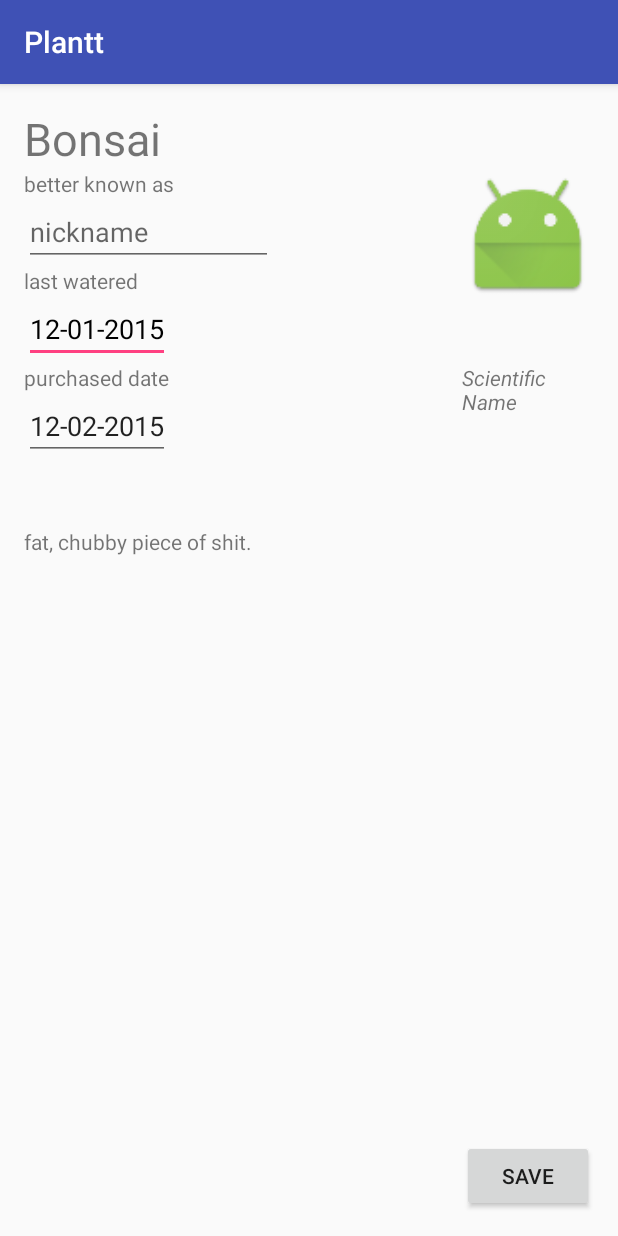
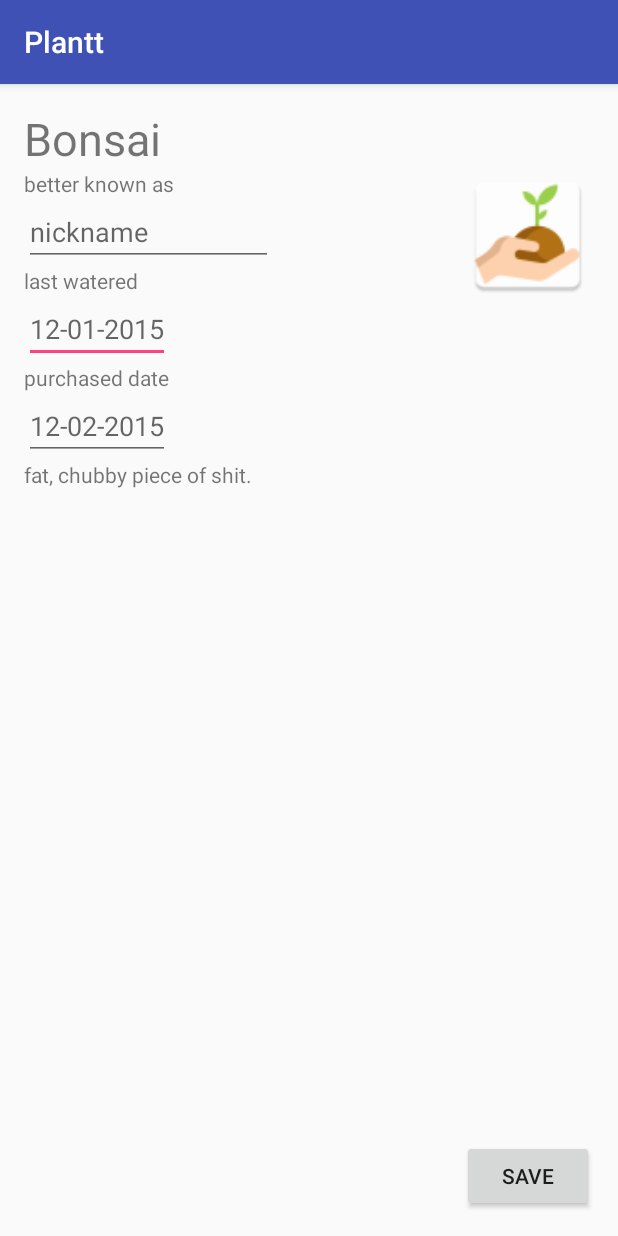
Before and after one commit to JNorbury/Jonahnorbury-pset6, an Android app: the screen it shows after launch (ShowPlantActivity), after a tap on "Bonsai", on a phone screen of 412 x 824 dp. Run offline under Robolectric (Android 15) with nearby library versions, the phone set to English and light mode, and no system bars.

Commit message:
edittexts in show ar eprettier, image doesn't have a goddamn context.

```diff
--- a/app/src/main/AndroidManifest.xml
+++ b/app/src/main/AndroidManifest.xml
@@ -10,7 +10,7 @@
 
     <application
         android:allowBackup="true"
-        android:icon="@mipmap/ic_launcher"
+        android:icon="@mipmap/plant_icon"
         android:label="@string/app_name"
         android:supportsRtl="true"
         android:theme="@style/AppTheme">
@@ -26,7 +26,6 @@
         <activity android:name=".SearchPlantActivity" />
         <activity android:name=".ShowPlantActivity" />
         <activity android:name=".EmailPasswordActivity" />
-        <!--<activity android:name=".LoginFireActivity"></activity>-->
     </application>
 
 </manifest>
--- a/app/src/main/java/jnorbury/jonahnorbury_pset6/LoadPlantFactsAsyncTask.java
+++ b/app/src/main/java/jnorbury/jonahnorbury_pset6/LoadPlantFactsAsyncTask.java
@@ -11,7 +11,6 @@ import android.widget.ListView;
 import android.widget.Toast;
 
 import org.json.JSONArray;
-import org.json.JSONObject;
 
 import java.io.BufferedReader;
 import java.io.InputStream;
@@ -21,7 +20,6 @@ import java.net.URL;
 import java.net.URLEncoder;
 import java.text.SimpleDateFormat;
 import java.util.ArrayList;
-import java.util.Calendar;
 import java.util.Date;
 import java.util.Locale;
 
@@ -121,7 +119,6 @@ public class LoadPlantFactsAsyncTask extends AsyncTask<String, Integer, String>{
                                         int position, long id) {
                     try {
                         String plant = names.get(position).toString();
-                        Toast.makeText(mcontext, "name = " + plant, Toast.LENGTH_SHORT).show();
                         String currentDate = new SimpleDateFormat("dd-MM-yyyy",
                                 Locale.getDefault()).format(new Date());
 
--- a/app/src/main/java/jnorbury/jonahnorbury_pset6/ShowPlantActivity.java
+++ b/app/src/main/java/jnorbury/jonahnorbury_pset6/ShowPlantActivity.java
@@ -2,20 +2,24 @@ package jnorbury.jonahnorbury_pset6;
 
 import android.support.v7.app.AppCompatActivity;
 import android.os.Bundle;
+import android.view.View;
 import android.widget.EditText;
 import android.widget.ImageView;
 import android.widget.TextView;
 import android.widget.Toast;
 
+import org.w3c.dom.Text;
+
 
 public class ShowPlantActivity extends AppCompatActivity {
     private ImageView plantview;
+    private Plant mplant;
 
     @Override
     protected void onCreate(Bundle savedInstanceState) {
         super.onCreate(savedInstanceState);
         setContentView(R.layout.activity_show_plant);
-        Plant mplant = (Plant) getIntent().getSerializableExtra("plant");
+        mplant = (Plant) getIntent().getSerializableExtra("plant");
 
         plantview = (ImageView) findViewById(R.id.plantIV);
 
@@ -26,13 +30,13 @@ public class ShowPlantActivity extends AppCompatActivity {
             ((TextView) this.findViewById(R.id.plantnameTV)).setText(mplant.getName());
         }
         if (mplant.getNick_name() != null) {
-            ((TextView) this.findViewById(R.id.nicknameET)).setText(mplant.getNick_name());
+            ((EditText) this.findViewById(R.id.nicknameET)).setHint(mplant.getNick_name());
         }
         if (mplant.getPurchase_date() != null) {
-            ((TextView) this.findViewById(R.id.purchaseET)).setText(mplant.getPurchase_date());
+            ((EditText) this.findViewById(R.id.purchaseET)).setHint(mplant.getPurchase_date());
         }
         if (mplant.getLast_watered() != null) {
-            ((TextView) this.findViewById(R.id.lastwaterET)).setText(mplant.getLast_watered());
+            ((EditText) this.findViewById(R.id.lastwaterET)).setHint(mplant.getLast_watered());
         }
         if (mplant.getDescription() != null) {
             ((TextView) this.findViewById(R.id.WikipediaDesTV)).setText(mplant.getDescription());
@@ -46,4 +50,29 @@ public class ShowPlantActivity extends AppCompatActivity {
 //        ((EditText) this.findViewById(R.id.lastwaterET)).setText(plant.getLast_watered());
 
     }
+
+    public void onClickSavePlant(View view) {
+//        try {
+//
+//        }
+        String realname = ((TextView) findViewById(R.id.plantnameTV)).getText().toString();
+        String nickname = ((EditText) findViewById(R.id.nicknameET)).getText().toString();
+        String purchase = ((EditText) findViewById(R.id.purchaseET)).getText().toString();
+        String water = ((EditText) findViewById(R.id.lastwaterET)).getText().toString();
+
+        if (realname.matches("")) {
+            realname = "empty";
+        }
+        if (nickname.matches("")) {
+            realname = "empty";
+        }
+        if (purchase.matches("")) {
+            realname = "empty";
+        }
+        if (water.matches("")) {
+            realname = "empty";
+        }
+        Plant newplant = new Plant(realname, purchase, mplant.getWiki_url(), water, mplant.getDescription());
+        finish();
+    }
 }
--- a/app/src/main/res/layout/activity_show_plant.xml
+++ b/app/src/main/res/layout/activity_show_plant.xml
@@ -14,7 +14,7 @@
     <ImageView
         android:layout_width="wrap_content"
         android:layout_height="wrap_content"
-        app:srcCompat="@mipmap/ic_launcher"
+        app:srcCompat="@mipmap/hold_plant_icon"
         android:layout_alignParentTop="true"
         android:layout_alignParentRight="true"
         android:layout_alignParentEnd="true"
@@ -28,6 +28,7 @@
     <Button
         android:layout_width="wrap_content"
         android:layout_height="wrap_content"
+        android:onClick="onClickSavePlant"
         android:text="Save"
         android:id="@+id/okplantBTN"
         android:layout_alignParentBottom="true"
@@ -54,16 +55,6 @@
         android:layout_alignParentTop="true"
         android:layout_alignParentLeft="true"
         android:layout_alignParentStart="true" />
-
-    <TextView
-        android:text="Scientific Name"
-        android:layout_width="wrap_content"
-        android:layout_height="wrap_content"
-        android:layout_below="@+id/plantIV"
-        android:layout_alignLeft="@+id/plantIV"
-        android:layout_alignStart="@+id/plantIV"
-        android:id="@+id/sciencenameTV"
-        android:textStyle="normal|italic" />
 
     <LinearLayout
         android:layout_width="wrap_content"
@@ -120,16 +111,6 @@
             android:textColor="@android:color/black" />
     </LinearLayout>
 
-    <TextView
-        android:text="WikipediaDesTV"
-        android:layout_width="wrap_content"
-        android:layout_height="wrap_content"
-        android:id="@+id/WikipediaDesTV"
-        android:layout_below="@+id/sciencenameTV"
-        android:layout_alignParentLeft="true"
-        android:layout_alignParentStart="true"
-        android:layout_marginTop="74dp" />
-
     <LinearLayout
         android:layout_width="wrap_content"
         android:layout_height="wrap_content"
@@ -154,4 +135,14 @@
 
     </LinearLayout>
 
+    <TextView
+        android:text="WikipediaDesTV"
+        android:layout_width="wrap_content"
+        android:layout_height="wrap_content"
+        android:id="@+id/WikipediaDesTV"
+        android:layout_below="@+id/purchaseLL"
+        android:layout_centerVertical="true"
+        android:layout_alignParentLeft="true"
+        android:layout_alignParentStart="true" />
+
 </RelativeLayout>
```
Also changed, not shown: app/src/main/java/jnorbury/jonahnorbury_pset6/ImageAsyncTask.java (+6 -1 lines), app/src/main/java/jnorbury/jonahnorbury_pset6/ImgURLGetterAsyncTask.java (+4 -6 lines), app/src/main/hold_plant_icon-web.png (added), app/src/main/plant_icon-web.png (added), app/src/main/res/mipmap-hdpi/hold_plant_icon.png (added), app/src/main/res/mipmap-hdpi/plant_icon.png (added), app/src/main/res/mipmap-mdpi/hold_plant_icon.png (added), app/src/main/res/mipmap-mdpi/plant_icon.png (added), app/src/main/res/mipmap-xhdpi/hold_plant_icon.png (added), app/src/main/res/mipmap-xhdpi/plant_icon.png (added), app/src/main/res/mipmap-xxhdpi/hold_plant_icon.png (added), app/src/main/res/mipmap-xxhdpi/plant_icon.png (added), app/src/main/res/mipmap-xxxhdpi/hold_plant_icon.png (added), app/src/main/res/mipmap-xxxhdpi/plant_icon.png (added).
